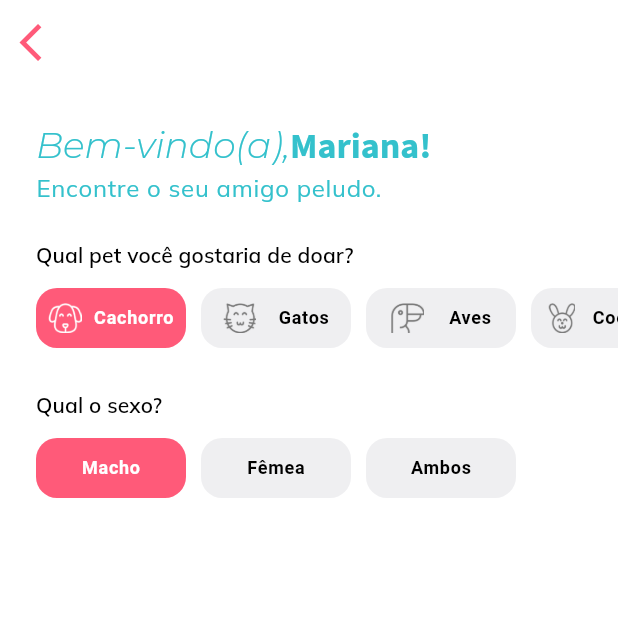
After one commit to tecrodrigocastro/adote-um-pet-app, a Flutter app: the FiltersPage screen opened by its route, on a phone screen of 412 x 824 dp, the top half of it. The commit adds this screen. Run offline on Flutter 3.47's test engine with Material 3 defaults, Android fonts, the phone set to English and light mode, and no system bars; our stand-ins replace bloc, dio, equatable, flutter_bloc, flutter_dotenv, flutter_masked_text2 and 7 more; missing offline and left inert: lucid_validation; accounts and stored records are empty.

Commit message:
feat: created home/filters

```diff
--- a/design_system/lib/design_system.dart
+++ b/design_system/lib/design_system.dart
@@ -1,8 +1,9 @@
 library design_system;
 
 export './src/buttons/buttons.dart';
+export './src/components/components.dart';
+export './src/drawer/drawer_ds.dart';
 export './src/icons/icons.dart';
 export './src/image/image.dart';
 export './src/inputs/inputs.dart';
 export './src/theme/theme.dart';
-export './src/drawer/drawer_ds.dart';
--- a/design_system/lib/src/buttons/primary_button_ds.dart
+++ b/design_system/lib/src/buttons/primary_button_ds.dart
@@ -16,8 +16,8 @@ class PrimaryButtonDs extends StatelessWidget {
     required this.onPressed,
     this.backgroundColor = AppColors.primaryColor,
     this.foregroundColor = Colors.white,
-    this.height = 38,
-    this.width = 222,
+    this.height = 48,
+    this.width = 220,
   });
 
   @override
--- /dev/null
+++ b/design_system/lib/src/components/choose_pet_gender_row.dart
@@ -0,0 +1,78 @@
+import 'package:flutter/material.dart';
+import '../../design_system.dart';
+import 'package:gap/gap.dart';
+
+class ChoosePetGenderRow extends StatefulWidget {
+  const ChoosePetGenderRow({
+    super.key,
+    required this.label,
+  });
+
+  final String label;
+
+  @override
+  State<ChoosePetGenderRow> createState() => _ChoosePetGenderRowState();
+}
+
+class _ChoosePetGenderRowState extends State<ChoosePetGenderRow> {
+  Map<String, bool> buttonStates = {
+    'macho': true,
+    'femea': false,
+    'ambos': false,
+  };
+
+  void toggleSelection(String selected) {
+    setState(() {
+      buttonStates.updateAll((key, value) => false);
+
+      buttonStates[selected] = true;
+    });
+  }
+
+  @override
+  Widget build(BuildContext context) {
+    final theme = Theme.of(context);
+
+    return Column(
+      crossAxisAlignment: CrossAxisAlignment.start,
+      children: [
+        Text(
+          widget.label,
+          style: theme.textTheme.titleSmall,
+        ),
+        const Gap(8),
+        SingleChildScrollView(
+          scrollDirection: Axis.horizontal,
+          clipBehavior: Clip.none,
+          child: Row(
+            children: [
+              SelectableButtonDs(
+                width: 100,
+                height: 30,
+                isSelected: buttonStates['macho']!,
+                onPressed: () => toggleSelection('macho'),
+                title: 'Macho',
+              ),
+              const Gap(10),
+              SelectableButtonDs(
+                width: 100,
+                height: 30,
+                isSelected: buttonStates['femea']!,
+                onPressed: () => toggleSelection('femea'),
+                title: 'Fêmea',
+              ),
+              const Gap(10),
+              SelectableButtonDs(
+                width: 100,
+                height: 30,
+                isSelected: buttonStates['ambos']!,
+                onPressed: () => toggleSelection('ambos'),
+                title: 'Ambos',
+              ),
+            ],
+          ),
+        ),
+      ],
+    );
+  }
+}
--- /dev/null
+++ b/design_system/lib/src/components/choose_pet_type_row.dart
@@ -0,0 +1,91 @@
+import 'package:flutter/material.dart';
+import '../../design_system.dart';
+import 'package:gap/gap.dart';
+
+class ChoosePetTypeRow extends StatefulWidget {
+  const ChoosePetTypeRow({
+    super.key,
+    required this.label,
+  });
+
+  final String label;
+
+  @override
+  State<ChoosePetTypeRow> createState() => _ChoosePetTypeRowState();
+}
+
+class _ChoosePetTypeRowState extends State<ChoosePetTypeRow> {
+  Map<String, bool> buttonStates = {
+    'cachorro': true,
+    'gato': false,
+    'aves': false,
+    'coelhos': false,
+  };
+
+  void toggleSelection(String selected) {
+    setState(() {
+      buttonStates.updateAll((key, value) => false);
+
+      buttonStates[selected] = true;
+    });
+  }
+
+  @override
+  Widget build(BuildContext context) {
+    final theme = Theme.of(context);
+
+    return Column(
+      crossAxisAlignment: CrossAxisAlignment.start,
+      children: [
+        Text(
+          widget.label,
+          style: theme.textTheme.titleSmall,
+        ),
+        const Gap(8),
+        SingleChildScrollView(
+          scrollDirection: Axis.horizontal,
+          clipBehavior: Clip.none,
+          child: Row(
+            children: [
+              SelectableButtonDs(
+                width: 100,
+                height: 30,
+                isSelected: buttonStates['cachorro']!,
+                onPressed: () => toggleSelection('cachorro'),
+                title: 'Cachorro',
+                image: AppImages.dogChooseButton,
+              ),
+              const Gap(10),
+              SelectableButtonDs(
+                width: 100,
+                height: 30,
+                isSelected: buttonStates['gato']!,
+                onPressed: () => toggleSelection('gato'),
+                title: 'Gatos',
+                image: AppImages.catChooseButton,
+              ),
+              const Gap(10),
+              SelectableButtonDs(
+                width: 100,
+                height: 30,
+                isSelected: buttonStates['aves']!,
+                onPressed: () => toggleSelection('aves'),
+                title: 'Aves',
+                image: AppImages.birdChooseButton,
+              ),
+              const Gap(10),
+              SelectableButtonDs(
+                width: 100,
+                height: 30,
+                isSelected: buttonStates['coelhos']!,
+                onPressed: () => toggleSelection('coelhos'),
+                title: 'Coelhos',
+                image: AppImages.coelhoChooseButton,
+              ),
+            ],
+          ),
+        ),
+      ],
+    );
+  }
+}
--- /dev/null
+++ b/design_system/lib/src/components/components.dart
@@ -0,0 +1,2 @@
+export './choose_pet_type_row.dart';
+export './choose_pet_gender_row.dart';
--- a/design_system/pubspec.yaml
+++ b/design_system/pubspec.yaml
@@ -10,6 +10,7 @@ environment:
 dependencies:
   flutter:
     sdk: flutter
+  gap: ^3.0.1
   google_fonts: ^6.2.1
 
 
--- /dev/null
+++ b/lib/src/app/features/home/presentation/bloc/home_bloc.dart
@@ -0,0 +1,13 @@
+import 'package:bloc/bloc.dart';
+import 'package:equatable/equatable.dart';
+
+part 'home_event.dart';
+part 'home_state.dart';
+
+class HomeBloc extends Bloc<HomeEvent, HomeState> {
+  HomeBloc() : super(HomeInitial()) {
+    on<HomeEvent>((event, emit) {
+      // TODO: implement event handler
+    });
+  }
+}
--- /dev/null
+++ b/lib/src/app/features/home/presentation/bloc/home_event.dart
@@ -0,0 +1,8 @@
+part of 'home_bloc.dart';
+
+abstract class HomeEvent extends Equatable {
+  const HomeEvent();
+
+  @override
+  List<Object> get props => [];
+}
--- /dev/null
+++ b/lib/src/app/features/home/presentation/bloc/home_state.dart
@@ -0,0 +1,9 @@
+part of 'home_bloc.dart';
+
+abstract class HomeState extends Equatable {
+  const HomeState();
+
+  @override
+  List<Object> get props => [];
+}
+class HomeInitial extends HomeState {}
--- /dev/null
+++ b/lib/src/app/features/home/presentation/pages/filters_page.dart
@@ -0,0 +1,61 @@
+import 'package:design_system/design_system.dart';
+import 'package:flutter/material.dart';
+import 'package:gap/gap.dart';
+import 'package:go_router/go_router.dart';
+
+class FiltersPage extends StatelessWidget {
+  const FiltersPage({super.key});
+
+  @override
+  Widget build(BuildContext context) {
+    final theme = Theme.of(context);
+
+    return Scaffold(
+      backgroundColor: AppColors.whiteColor,
+      appBar: AppBar(
+        leading: IconButton(
+          onPressed: () {
+            context.pop();
+          },
+          icon: const Icon(Icons.arrow_back_ios),
+        ),
+      ),
+      body: Padding(
+        padding: const EdgeInsets.all(24),
+        child: Column(
+          crossAxisAlignment: CrossAxisAlignment.start,
+          children: [
+            RichText(
+              text: TextSpan(
+                children: [
+                  // const TextSpan(text: 'Bem-vindo(a), '),
+                  TextSpan(
+                    text: 'Bem-vindo(a),',
+                    style: theme.textTheme.headlineSmall,
+                  ),
+                  TextSpan(
+                    text: 'Mariana!',
+                    style: theme.textTheme.headlineMedium,
+                  ),
+                ],
+              ),
+            ),
+            Text(
+              'Encontre o seu amigo peludo.',
+              style: theme.textTheme.labelSmall!
+                  .copyWith(fontSize: 16), //!Sugerir alteração no tema
+            ),
+            const Gap(24),
+            const ChoosePetTypeRow(
+              label: 'Qual pet você gostaria de doar?',
+            ),
+            const Gap(24),
+            const ChoosePetGenderRow(
+              label: 'Qual o sexo?',
+            ),
+          ],
+        ),
+      ),
+    );
+  }
+}
--- a/lib/src/routes.dart
+++ b/lib/src/routes.dart
@@ -5,6 +5,7 @@ import 'app/features/auth/presentation/pages/login_page.dart';
 import 'app/features/auth/presentation/pages/register_page.dart';
 import 'app/features/auth/presentation/pages/welcome_page.dart';
 import 'app/features/donate/presentation/pages/donate_info_page.dart';
+import 'app/features/home/presentation/pages/filters_page.dart';
 import 'core/features/choose/presentation/choose_page.dart';
 import 'core/features/onboarding/presentation/pages/onboarding_page.dart';
 
@@ -16,7 +17,11 @@ final router = GoRouter(
       builder: (context, state) => const OnboardingPage(),
     ),
     GoRoute(
-      path: "/auth",
+      path: '/filters',
+      builder: (context, state) => const FiltersPage(),
+    ),
+    GoRoute(
+      path: '/auth',
       builder: (context, state) => const AuthBasePage(),
       routes: [
         GoRoute(
```
